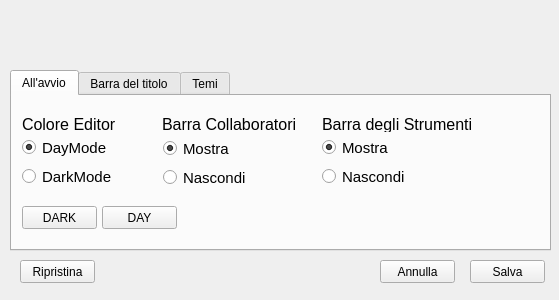
This is ClientModule/settings.ui in giovannic96/Real-time-collaborative-text-editor as Qt 5 draws it before an edit. The edited form follows.
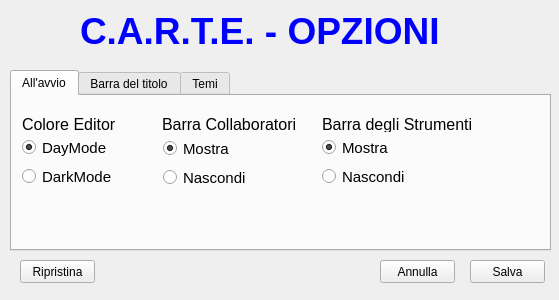
This is the edited form. The open tabs and pages were chosen to show the change.

The edit to the form file:
```diff
--- a/ClientModule/settings.ui
+++ b/ClientModule/settings.ui
@@ -42,32 +42,6 @@
     <attribute name="title">
      <string>All'avvio</string>
     </attribute>
-    <widget class="QPushButton" name="pushButton">
-     <property name="geometry">
-      <rect>
-       <x>10</x>
-       <y>110</y>
-       <width>75</width>
-       <height>23</height>
-      </rect>
-     </property>
-     <property name="text">
-      <string>DARK</string>
-     </property>
-    </widget>
-    <widget class="QPushButton" name="day">
-     <property name="geometry">
-      <rect>
-       <x>90</x>
-       <y>110</y>
-       <width>75</width>
-       <height>23</height>
-      </rect>
-     </property>
-     <property name="text">
-      <string>DAY</string>
-     </property>
-    </widget>
     <widget class="QLabel" name="label">
      <property name="geometry">
       <rect>
@@ -499,6 +473,29 @@
     <string>Ripristina</string>
    </property>
   </widget>
+  <widget class="QLabel" name="label_7">
+   <property name="geometry">
+    <rect>
+     <x>80</x>
+     <y>10</y>
+     <width>401</width>
+     <height>41</height>
+    </rect>
+   </property>
+   <property name="font">
+    <font>
+     <pointsize>28</pointsize>
+     <weight>75</weight>
+     <bold>true</bold>
+    </font>
+   </property>
+   <property name="styleSheet">
+    <string notr="true">#label_7 {color:#0000FF}</string>
+   </property>
+   <property name="text">
+    <string>C.A.R.T.E. - OPZIONI</string>
+   </property>
+  </widget>
  </widget>
  <resources/>
  <connections/>
```
Left out of the diff: 2 changed lines with no effect on the pictures.
